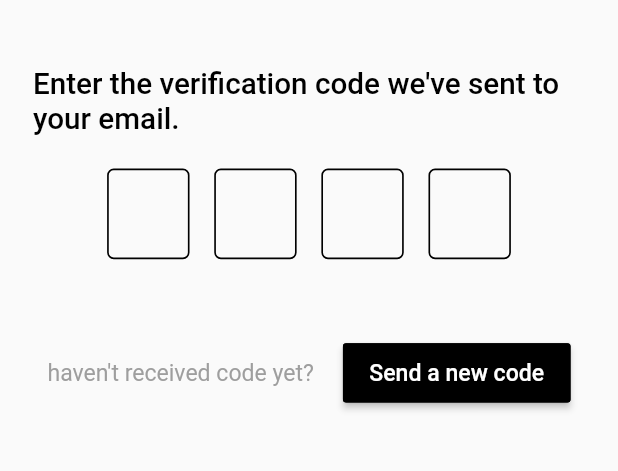
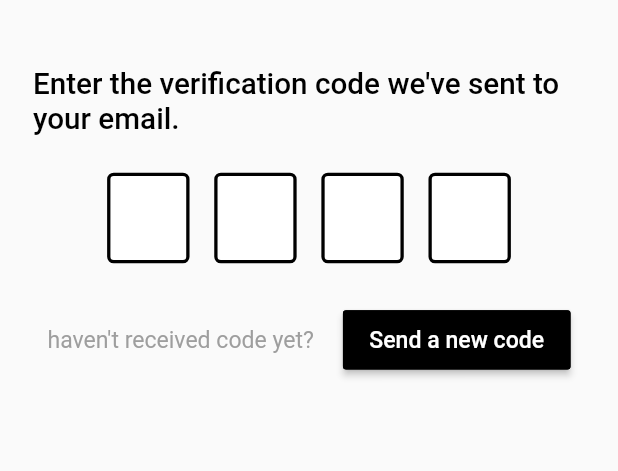
Before and after one commit to niralchecker/Rewind, a Flutter app: the SignUpMainScreen screen opened by its route, after a tap on "Next", on a phone screen of 412 x 824 dp, the part 105-576 px from its top. Run offline on Flutter 3.47's test engine with Material 2 defaults, Android fonts, the phone set to English and light mode, and no system bars; our stand-ins replace connectivity_plus, flutter_svg, fluttertoast, get, get_storage, google_sign_in and 3 more; accounts and stored records are empty; Roboto replaces fonts that are missing (Poppins, SfProFont).

Commit message:
Added : Login Screen

```diff
--- a/lib/modules/signup/controllers/otp_controller.dart
+++ b/lib/modules/signup/controllers/otp_controller.dart
@@ -1,4 +1,4 @@
-import 'package:flutter/cupertino.dart';
+import 'package:flutter/material.dart';
 import 'package:get/get.dart';
 import 'package:rewind/routes/app_pages.dart';
 
--- a/lib/modules/signup/views/otp_screen.dart
+++ b/lib/modules/signup/views/otp_screen.dart
@@ -1,12 +1,14 @@
 import 'package:flutter/material.dart';
 import 'package:flutter_svg/flutter_svg.dart';
 import 'package:get/get.dart';
-import 'package:rewind/modules/signup/controllers/otp_controller.dart';
+import 'package:rewind/modules/utils/helper.dart';
 import 'package:rewind/resources/app_images.dart';
 import 'package:rewind/resources/app_texts.dart';
 import 'package:rewind/widget/dynamic_text.dart';
 
+import '../../../widget/custom_textfield.dart';
 import '../../../widget/top_slider.dart';
+import '../controllers/otp_controller.dart';
 
 class OtpScreen extends StatelessWidget {
   OtpScreen({Key? key}) : super(key: key);
@@ -37,9 +39,7 @@ class OtpScreen extends StatelessWidget {
                 ),
               ],
             ),
-            const SizedBox(
-              height: 20,
-            ),
+            verticalSpacing(20),
             Align(
               alignment: Alignment.topLeft,
               child: DynamicText(
@@ -49,120 +49,108 @@ class OtpScreen extends StatelessWidget {
                   color: Colors.black,
                   fontStyle: FontStyle.normal,
                   fontWeight: FontWeight.w500,
-                  fontFamily: 'Poppins',
+                  fontFamily: 'SfProFont',
                 ),
               ),
             ),
-            const SizedBox(height: 20),
+            verticalSpacing(20),
             Align(
               alignment: Alignment.center,
               child: Wrap(
                 children: [
                   SizedBox(
-                    height: 80,
+                    height: 60,
                     width: 50,
-                    child: TextField(
-                      style: const TextStyle(fontSize: 20),
-                      keyboardType: TextInputType.number,
+                    child: CustomTextField(
+                      textStyle: const TextStyle(fontSize: 20),
+                      textInputType: TextInputType.number,
                       textInputAction: TextInputAction.next,
                       onEditingComplete: () =>
                           FocusScope.of(context).nextFocus(),
                       textAlign: TextAlign.center,
-                      maxLines: 1,
                       maxLength: 1,
-                      cursorColor: Colors.black,
-                      decoration: const InputDecoration(
-                        counterText: "",
-                        isDense: true,
-                        enabledBorder: OutlineInputBorder(
-                          borderSide: BorderSide(width: 1, color: Colors.black),
-                        ),
-                        focusedBorder: OutlineInputBorder(
-                          borderSide: BorderSide(width: 1, color: Colors.black),
-                        ),
-                      ),
+                      contentPadding: const EdgeInsets.symmetric(
+                          horizontal: 18, vertical: 16),
+                      errorText: 'pleaseEnterText1',
+                      textColor: Colors.black,
+                      backgroundColour: Colors.white,
+                      headerTextHint: '',
+                      txtController: controller.otp1Controller,
+                      ctx: context,
+                      onTap: () {},
+                      visible: false,
                     ),
                   ),
-                  const SizedBox(
-                    width: 15,
-                  ),
+                  horizontalSpacing(15),
                   SizedBox(
-                    height: 80,
+                    height: 60,
                     width: 50,
-                    child: TextField(
-                      style: const TextStyle(fontSize: 20),
-                      keyboardType: TextInputType.number,
+                    child: CustomTextField(
+                      textStyle: const TextStyle(fontSize: 20),
+                      textInputType: TextInputType.number,
                       textInputAction: TextInputAction.next,
                       onEditingComplete: () =>
                           FocusScope.of(context).nextFocus(),
                       textAlign: TextAlign.center,
-                      maxLines: 1,
                       maxLength: 1,
-                      cursorColor: Colors.black,
-                      decoration: const InputDecoration(
-                        counterText: "",
-                        isDense: true,
-                        enabledBorder: OutlineInputBorder(
-                          borderSide: BorderSide(width: 1, color: Colors.black),
-                        ),
-                        focusedBorder: OutlineInputBorder(
-                          borderSide: BorderSide(width: 1, color: Colors.black),
-                        ),
-                      ),
+                      contentPadding: const EdgeInsets.symmetric(
+                          horizontal: 18, vertical: 16),
+                      errorText: 'pleaseEnterText1',
+                      textColor: Colors.black,
+                      backgroundColour: Colors.white,
+                      headerTextHint: '',
+                      txtController: controller.otp2Controller,
+                      ctx: context,
+                      onTap: () {},
+                      visible: false,
                     ),
                   ),
-                  const SizedBox(
-                    width: 15,
-                  ),
+                  horizontalSpacing(15),
                   SizedBox(
-                    height: 80,
+                    height: 60,
                     width: 50,
-                    child: TextField(
-                      style: const TextStyle(fontSize: 20),
-                      keyboardType: TextInputType.number,
+                    child: CustomTextField(
+                      textStyle: const TextStyle(fontSize: 20),
+                      textInputType: TextInputType.number,
                       textInputAction: TextInputAction.next,
                       onEditingComplete: () =>
                           FocusScope.of(context).nextFocus(),
                       textAlign: TextAlign.center,
-                      maxLines: 1,
                       maxLength: 1,
-                      cursorColor: Colors.black,
-                      decoration: const InputDecoration(
-                        counterText: "",
-                        isDense: true,
-                        enabledBorder: OutlineInputBorder(
-                          borderSide: BorderSide(width: 1, color: Colors.black),
-                        ),
-                        focusedBorder: OutlineInputBorder(
-                          borderSide: BorderSide(width: 1, color: Colors.black),
-                        ),
-                      ),
+                      contentPadding: const EdgeInsets.symmetric(
+                          horizontal: 18, vertical: 16),
+                      errorText: 'pleaseEnterText1',
+                      textColor: Colors.black,
+                      backgroundColour: Colors.white,
+                      headerTextHint: '',
+                      txtController: controller.otp3Controller,
+                      ctx: context,
+                      onTap: () {},
+                      visible: false,
                     ),
                   ),
-                  const SizedBox(
-                    width: 15,
-                  ),
-                  const SizedBox(
-                    height: 80,
+                  horizontalSpacing(15),
+                  SizedBox(
+                    height: 60,
                     width: 50,
-                    child: TextField(
-                      style: TextStyle(fontSize: 20),
+                    child: CustomTextField(
+                      textStyle: const TextStyle(fontSize: 20),
+                      textInputType: TextInputType.number,
                       textInputAction: TextInputAction.done,
-                      keyboardType: TextInputType.number,
+                      onEditingComplete: () =>
+                          FocusScope.of(context).nextFocus(),
                       textAlign: TextAlign.center,
-                      maxLines: 1,
                       maxLength: 1,
-                      cursorColor: Colors.black,
-                      decoration: InputDecoration(
-                        counterText: "",
-                        isDense: true,
-                        enabledBorder: OutlineInputBorder(
-                          borderSide: BorderSide(width: 1, color: Colors.black),
-                        ),
-                        focusedBorder: OutlineInputBorder(
-                          borderSide: BorderSide(width: 1, color: Colors.black),
-                        ),
-                      ),
+                      contentPadding: const EdgeInsets.symmetric(
+                          horizontal: 18, vertical: 16),
+                      errorText: 'pleaseEnterText1',
+                      textColor: Colors.black,
+                      backgroundColour: Colors.white,
+                      headerTextHint: '',
+                      txtController: controller.otp4Controller,
+                      ctx: context,
+                      onTap: () {},
+                      visible: false,
                     ),
                   ),
                 ],
@@ -174,8 +162,8 @@ class OtpScreen extends StatelessWidget {
             Row(mainAxisAlignment: MainAxisAlignment.spaceAround, children: [
               DynamicText(
                 text: AppTexts.receivedCodeText,
-                style:
-                    const TextStyle(fontFamily: 'Poppins', color: Colors.grey),
+                style: const TextStyle(
+                    fontFamily: 'SfProFont', color: Colors.grey),
               ),
               ElevatedButton(
                   style: ButtonStyle(
@@ -194,7 +182,7 @@ class OtpScreen extends StatelessWidget {
                       style: const TextStyle(
                         fontSize: 14,
                         color: Colors.white,
-                        fontFamily: 'Poppins',
+                        fontFamily: 'SfProFont',
                       )))
             ])
           ],
--- a/lib/modules/signup/views/sign_up_main_screen.dart
+++ b/lib/modules/signup/views/sign_up_main_screen.dart
@@ -19,7 +19,7 @@ class SignUpMainScreen extends StatelessWidget {
       child: PageView(
         controller: pageController,
         children: <Widget>[
-          SignUpScreen(),
+          SignUpScreen(0),
           OtpScreen(),
           YourDetailsScreen(),
           CompanyDetailsScreen(),
--- a/lib/modules/signup/views/sign_up_screen.dart
+++ b/lib/modules/signup/views/sign_up_screen.dart
@@ -1,14 +1,21 @@
 import 'package:flutter/material.dart';
 import 'package:get/get.dart';
 import 'package:rewind/modules/signup/controllers/sign_up_controller.dart';
+import 'package:rewind/modules/utils/helper.dart';
 import 'package:rewind/resources/app_texts.dart';
+import 'package:rewind/routes/app_pages.dart';
 import 'package:rewind/widget/dynamic_text.dart';
 import 'package:rewind/widget/top_slider.dart';
 
 import '../../../resources/app_images.dart';
+import '../../../widget/custom_button.dart';
+import '../../../widget/custom_textfield.dart';
 
 class SignUpScreen extends StatelessWidget {
-  SignUpScreen({Key? key}) : super(key: key);
+  final int? type;
+
+  SignUpScreen(this.type, {Key? key}) : super(key: key);
+
   final controller = Get.put(SignUpController());
 
   @override
@@ -28,29 +35,25 @@ Widget build(BuildContext context) {
             Align(
               alignment: const AlignmentDirectional(-1, 0),
               child: DynamicText(
-              text: AppTexts.signUp,
+                text: (type == 0) ? AppTexts.signUp : AppTexts.login,
                 style: const TextStyle(
-                  fontFamily: 'Poppins',
+                    fontFamily: 'SfProFont',
                     fontSize: 25,
                     fontWeight: FontWeight.w700),
               ),
             ),
-          const SizedBox(
-            height: 15,
-          ),
+            verticalSpacing(15),
             Align(
               alignment: Alignment.topLeft,
               child: DynamicText(
                 text: AppTexts.signUpWith,
                 style: const TextStyle(
-                fontFamily: 'Poppins',
+                  fontFamily: 'SfProFont',
                   fontSize: 14,
                 ),
               ),
             ),
-          const SizedBox(
-            height: 20,
-          ),
+            verticalSpacing(20),
             Wrap(
               alignment: WrapAlignment.center,
               children: <Widget>[
@@ -92,7 +95,7 @@ Widget build(BuildContext context) {
                             child: DynamicText(
                               text: AppTexts.appleId,
                               style: const TextStyle(
-                              fontFamily: 'Poppins',
+                                fontFamily: 'SfProFont',
                                 color: Colors.black,
                                 fontWeight: FontWeight.normal,
                               ),
@@ -135,7 +138,7 @@ Widget build(BuildContext context) {
                             DynamicText(
                               text: AppTexts.google,
                               style: const TextStyle(
-                              fontFamily: 'Poppins',
+                                fontFamily: 'SfProFont',
                                 fontWeight: FontWeight.normal,
                               ),
                             ),
@@ -183,7 +186,7 @@ Widget build(BuildContext context) {
                             child: DynamicText(
                               text: AppTexts.microsoft,
                               style: const TextStyle(
-                              fontFamily: 'Poppins',
+                                fontFamily: 'SfProFont',
                                 color: Colors.black,
                                 fontWeight: FontWeight.normal,
                               ),
@@ -196,7 +199,7 @@ Widget build(BuildContext context) {
                 ),
               ],
             ),
-          const SizedBox(height: 10),
+            verticalSpacing(10),
             Padding(
               padding: const EdgeInsets.only(top: 20, bottom: 20),
               child: Row(
@@ -217,7 +220,7 @@ Widget build(BuildContext context) {
                     child: DynamicText(
                       text: AppTexts.orContinueWith,
                       style: const TextStyle(
-                        fontFamily: 'Poppins',
+                          fontFamily: 'SfProFont',
                           color: Colors.black,
                           fontWeight: FontWeight.w400,
                           fontSize: 16),
@@ -240,73 +243,62 @@ Widget build(BuildContext context) {
               child: DynamicText(
                 text: AppTexts.email,
                 style: const TextStyle(
-                fontFamily: 'Poppins',
+                  fontFamily: 'SfProFont',
                   fontSize: 14,
                 ),
               ),
             ),
-          const SizedBox(
-            height: 5,
+            verticalSpacing(5),
+            CustomTextField(
+              contentPadding: const EdgeInsets.all(12),
+              errorText: 'pleaseEnterText',
+              textColor: Colors.black,
+              textInputAction: TextInputAction.done,
+              backgroundColour: Colors.white,
+              headerTextHint: '',
+              txtController: controller.emailController,
+              ctx: context,
+              onTap: () {},
+              visible: false,
             ),
-          const TextField(
-            cursorColor: Colors.black,
-            decoration: InputDecoration(
-              isDense: true,
-              contentPadding: EdgeInsets.all(10),
-              enabledBorder: OutlineInputBorder(
-                borderSide: BorderSide(width: 1, color: Colors.black),
-              ),
-              focusedBorder: OutlineInputBorder(
-                borderSide: BorderSide(width: 1, color: Colors.black),
-              ),
-            ),
-          ),
-          const SizedBox(
-            height: 15,
-          ),
-          SizedBox(
-              width: double.infinity,
-              child: ElevatedButton(
-                  style: ButtonStyle(
-                      foregroundColor:
-                      MaterialStateProperty.all<Color>(Colors.white),
-                      backgroundColor:
-                      MaterialStateProperty.all<Color>(Colors.black),
-                      shape:
-                      MaterialStateProperty.all<RoundedRectangleBorder>(
-                          const RoundedRectangleBorder(
-                              borderRadius:
-                              BorderRadius.all(Radius.circular(2)),
-                              side: BorderSide(color: Colors.black)))),
-                  onPressed: () {
+            verticalSpacing(15),
+            SimpleRoundedButton(
+              onTap: () {
                 controller.gotoNext();
               },
-                  child: DynamicText(
-                      text: AppTexts.next,
-                      style: const TextStyle(
-                        fontSize: 14,
-                        fontFamily: 'Poppins',
-                      )))),
+              title: AppTexts.next,
+            ),
             Container(
               alignment: Alignment.center,
               padding: const EdgeInsets.all(10),
-            child: Text.rich(
-              TextSpan(
+              child: Row(
+                mainAxisAlignment: MainAxisAlignment.center,
                 children: [
-                  TextSpan(text: AppTexts.alreadyAccount),
-                  TextSpan(
-                    text: AppTexts.login,
+                  DynamicText(
+                      text: (type == 0)
+                          ? AppTexts.alreadyAccount
+                          : AppTexts.createAccount),
+                  GestureDetector(
+                      onTap: () {
+                        if (type == 0) {
+                          Get.toNamed(Routes.LOGIN);
+                        } else {
+                          Get.toNamed(Routes.SIGNUP);
+                        }
+                      },
+                      child: DynamicText(
+                        text: (type == 0) ? AppTexts.login : AppTexts.signUp,
                         style: const TextStyle(
                           fontWeight: FontWeight.bold,
                           decoration: TextDecoration.underline,
                         ),
-                  ),
+                      )),
                 ],
-              ),
               ),
             )
           ],
         ),
       ),
     );
-}}
+  }
+}
--- a/lib/resources/app_texts.dart
+++ b/lib/resources/app_texts.dart
@@ -15,4 +15,5 @@ class AppTexts {
       "Enter the verification code we've sent to your email.";
   static String receivedCodeText = "haven't received code yet?";
   static String newCode = "Send a new code";
+  static String createAccount = "Create new account? ";
 }
--- a/lib/routes/app_pages.dart
+++ b/lib/routes/app_pages.dart
@@ -12,16 +12,17 @@ import '../modules/signup/views/sign_up_screen.dart';
 part 'app_routes.dart';
 
 class AppPages {
-  static const initial = Routes.SIGNUP_MAIN;
+  static const initial = Routes.SIGNUP;
 
   static final routes = [
     GetPage(name: Routes.SPLASH, page: () => SplashScreen()),
-    GetPage(name: Routes.SIGNUP, page: () => SignUpScreen()),
+    GetPage(name: Routes.SIGNUP, page: () => SignUpScreen(0)),
     GetPage(name: Routes.SIGNUP_ADDRESS, page: () => SignupAddressScreen()),
     GetPage(name: Routes.COMPANY_DETAILS, page: () => CompanyDetailsScreen()),
     GetPage(name: Routes.YOUR_DETAILS, page: () => YourDetailsScreen()),
     GetPage(name: Routes.OTP, page: () => OtpScreen()),
     GetPage(name: Routes.SIGNUP_MAIN, page: () => SignUpMainScreen()),
     GetPage(name: Routes.HOME, page: () => HomeScreen()),
+    GetPage(name: Routes.LOGIN, page: () => SignUpScreen(1)),
   ];
 }
--- a/lib/routes/app_routes.dart
+++ b/lib/routes/app_routes.dart
@@ -9,4 +9,5 @@ abstract class Routes {
   static const OTP = '/otp';
   static const SIGNUP_MAIN = '/signUpMainMain';
   static const HOME = '/home';
+  static const LOGIN = '/login';
 }
--- a/lib/widget/custom_textfield.dart
+++ b/lib/widget/custom_textfield.dart
@@ -47,6 +47,10 @@ class CustomTextField extends StatefulWidget {
   final bool? textVisible;
   final bool? enableInteractiveSelection;
   final VoidCallback? onPressed;
+  final Color? cursorColor;
+  final TextStyle? textStyle;
+  final TextAlign? textAlign;
+  final Function()? onEditingComplete;
 
   const CustomTextField({
     super.key,
@@ -94,6 +98,10 @@ class CustomTextField extends StatefulWidget {
     this.enableInteractiveSelection,
     this.onPressed,
     this.textVisible,
+    this.cursorColor,
+    this.textStyle,
+    this.textAlign,
+    this.onEditingComplete,
   });
 
   @override
@@ -112,6 +120,7 @@ class _CustomTextFieldState extends State<CustomTextField> {
         Expanded(
           child: Visibility(
             child: TextFormField(
+              cursorColor: widget.cursorColor ?? Colors.black,
               enableInteractiveSelection: widget.enableInteractiveSelection,
               textAlignVertical: TextAlignVertical.bottom,
               focusNode: _focus,
@@ -164,13 +173,16 @@ class _CustomTextFieldState extends State<CustomTextField> {
               controller: widget.txtController,
               onChanged: widget.onChanged,
               inputFormatters: widget.inputFormatters,
-              style: textStyle15.copyWith(
-                  fontWeight: FontWeight.w600,
-                  color: widget.textColor ?? Colors.black),
+              style: widget.textStyle ??
+                  textStyle15.copyWith(
+                      fontWeight: FontWeight.w600,
+                      color: widget.textColor ?? Colors.black),
               validator: (value) {},
               //onSaved: onSaved,
               autovalidateMode: AutovalidateMode.always,
               maxLength: widget.maxLength,
+              textAlign: widget.textAlign ?? TextAlign.start,
+              onEditingComplete: widget.onEditingComplete,
             ),
           ),
         ),
```
Lines whose indentation alone changed are shown as unchanged.
